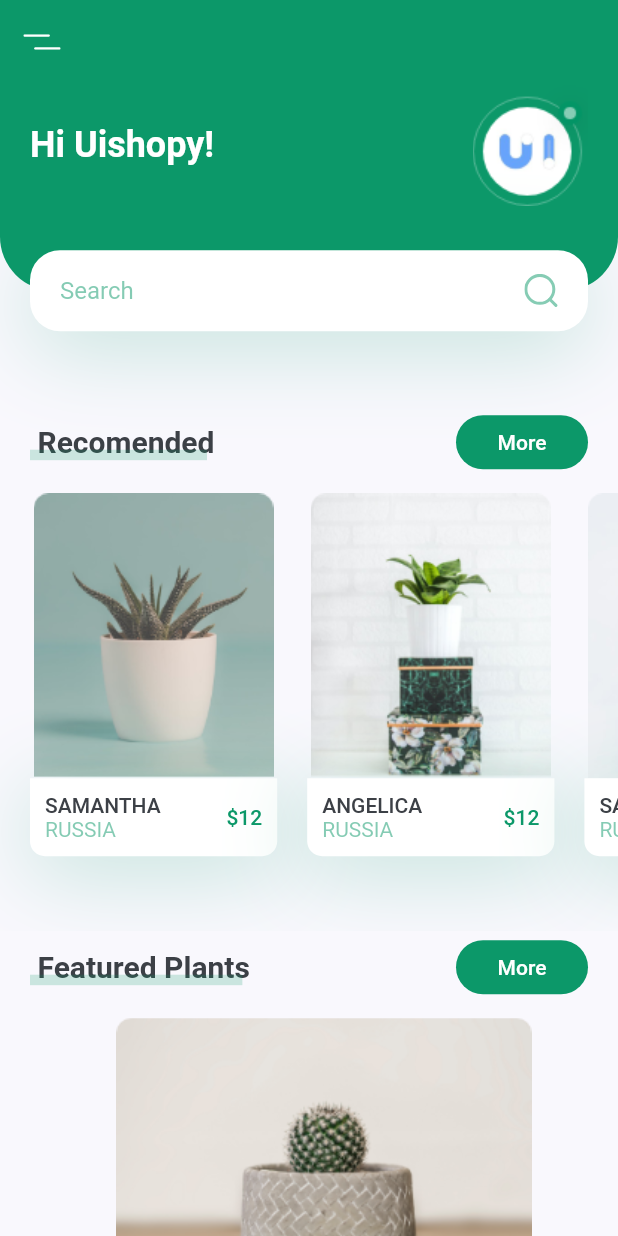
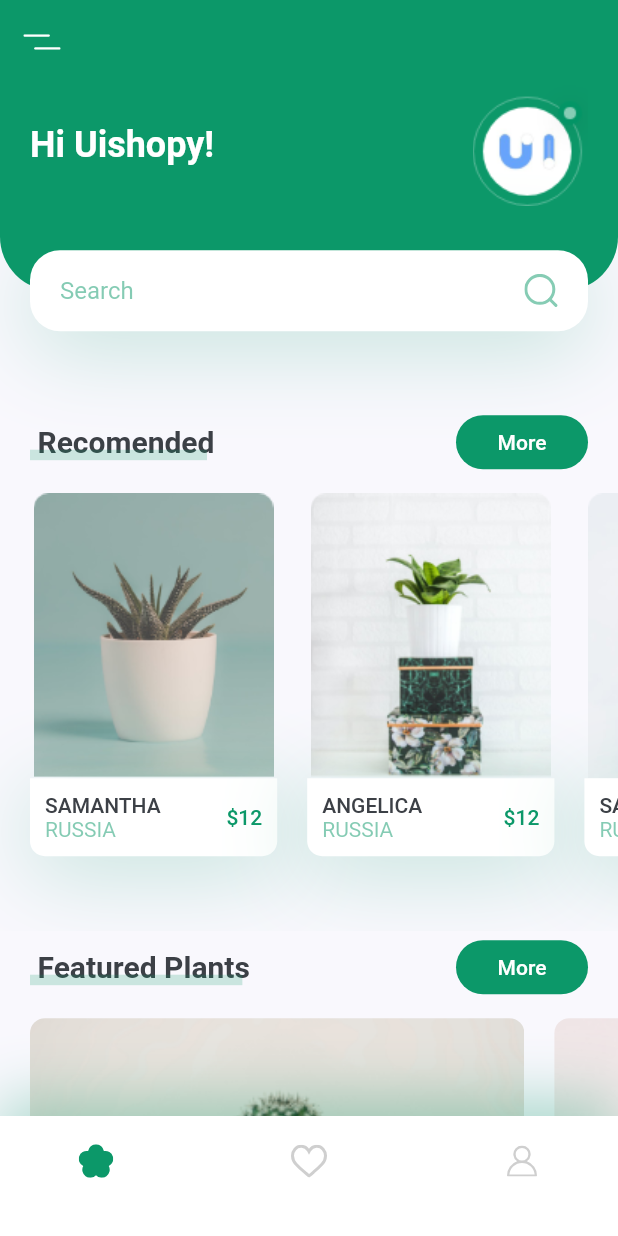
Before and after one commit to muhammedrishadpe/Plant_App_UI, a Flutter app: the screen it shows after launch, on a phone screen of 412 x 824 dp. Run offline on Flutter 3.47's test engine with Material 2 defaults, Android fonts, the phone set to English and light mode, and no system bars; our stand-ins replace flutter_svg; missing offline and left inert: dart:ffi.

Commit message:
added navbar

```diff
--- /dev/null
+++ b/lib/components/my_bottom_nav_bar.dart
@@ -0,0 +1,47 @@
+import 'package:flutter/material.dart';
+import 'package:flutter_svg/svg.dart';
+import 'package:plantapp/constants.dart';
+
+class MyBottomNavBar extends StatelessWidget {
+  const MyBottomNavBar({
+    Key? key,
+  }) : super(key: key);
+
+  @override
+  Widget build(BuildContext context) {
+    return Container(
+      padding: EdgeInsets.only(
+          left: kDefaultPadding * 2,
+          right: kDefaultPadding * 2,
+          bottom: kDefaultPadding),
+      height: 80,
+      decoration: BoxDecoration(
+        color: Colors.white,
+        boxShadow: [
+          BoxShadow(
+            offset: Offset(0, -10),
+            blurRadius: 35,
+            color: kPrimaryColor.withOpacity(0.35),
+          ),
+        ],
+      ),
+      child: Row(
+        mainAxisAlignment: MainAxisAlignment.spaceBetween,
+        children: <Widget>[
+          IconButton(
+            icon: SvgPicture.asset("assets/icons/flower.svg"),
+            onPressed: () {},
+          ),
+          IconButton(
+            icon: SvgPicture.asset("assets/icons/heart-icon.svg"),
+            onPressed: () {},
+          ),
+          IconButton(
+            icon: SvgPicture.asset("assets/icons/user-icon.svg"),
+            onPressed: () {},
+          ),
+        ],
+      ),
+    );
+  }
+}
--- a/lib/screens/home/components/body.dart
+++ b/lib/screens/home/components/body.dart
@@ -9,6 +9,7 @@ import 'package:plantapp/constants.dart';
 import 'package:plantapp/screens/home/components/title_with_more_btn.dart';
 import '../components/header_with_searchbox.dart';
 import '../components/recomend_plant.dart';
+import '../components/featured_plants.dart';
 
 class Body extends StatelessWidget {
   @override
@@ -29,35 +30,12 @@ class Body extends StatelessWidget {
             title: 'Featured Plants',
             press: () {},
           ),
-          FeaturedPlantCard(size: size)
+          FeaturedPlant(),
+          SizedBox(
+            height: kDefaultPadding,
+          )
         ],
       ),
     );
   }
 }
-
-class FeaturedPlantCard extends StatelessWidget {
-  const FeaturedPlantCard({
-    Key? key,
-    required this.size,
-  }) : super(key: key);
-
-  final Size size;
-
-  @override
-  Widget build(BuildContext context) {
-    return Container(
-      margin: EdgeInsets.only(
-        left: kDefaultPadding,
-        top: kDefaultPadding / 2,
-        bottom: kDefaultPadding / 2,
-      ),
-      width: size.width * 0.8,
-      height: 185,
-      decoration: BoxDecoration(
-          borderRadius: BorderRadius.circular(10),
-          image: DecorationImage(
-              image: AssetImage("assets/images/bottom_img_1.png"))),
-    );
-  }
-}
--- /dev/null
+++ b/lib/screens/home/components/featured_plants.dart
@@ -0,0 +1,60 @@
+import 'package:flutter/material.dart';
+import 'package:plantapp/constants.dart';
+
+class FeaturedPlant extends StatelessWidget {
+  const FeaturedPlant({
+    Key? key,
+  }) : super(key: key);
+
+  @override
+  Widget build(BuildContext context) {
+    return SingleChildScrollView(
+      scrollDirection: Axis.horizontal,
+      child: Row(
+        children: [
+          FeaturedPlantCard(
+            image: "assets/images/bottom_img_1.png",
+            press: () {},
+          ),
+          FeaturedPlantCard(
+            image: "assets/images/bottom_img_2.png",
+            press: () {},
+          ),
+        ],
+      ),
+    );
+  }
+}
+
+class FeaturedPlantCard extends StatelessWidget {
+  const FeaturedPlantCard({
+    Key? key,
+    this.image,
+    this.press,
+  }) : super(key: key);
+  final String? image;
+  final Function()? press;
+  @override
+  Widget build(BuildContext context) {
+    Size size = MediaQuery.of(context).size;
+    return GestureDetector(
+      onTap: press,
+      child: Container(
+        margin: EdgeInsets.only(
+          left: kDefaultPadding,
+          top: kDefaultPadding / 2,
+          bottom: kDefaultPadding / 2,
+        ),
+        width: size.width * 0.8,
+        height: 185,
+        decoration: BoxDecoration(
+          borderRadius: BorderRadius.circular(10),
+          image: DecorationImage(
+            fit: BoxFit.cover,
+            image: AssetImage(image!),
+          ),
+        ),
+      ),
+    );
+  }
+}
--- a/lib/screens/home/components/home_screen.dart
+++ b/lib/screens/home/components/home_screen.dart
@@ -2,6 +2,8 @@ import 'package:flutter/material.dart';
 import 'package:flutter_svg/flutter_svg.dart';
 import 'package:plantapp/constants.dart';
 import 'package:plantapp/screens/home/components/body.dart';
+
+import '../../../components/my_bottom_nav_bar.dart';
 
 class HomeScreeen extends StatelessWidget {
   const HomeScreeen({Key? key}) : super(key: key);
@@ -11,6 +13,7 @@ class HomeScreeen extends StatelessWidget {
     return Scaffold(
       appBar: buildAppBar(),
       body: Body(),
+      bottomNavigationBar: MyBottomNavBar(),
     );
   }
 
```
Also changed, not shown: lib/screens/detiles/components/body.dart (added, +43 -0 lines), lib/screens/detiles/components/detiles_screen.dart (added, +13 -0 lines), lib/screens/home/components/recomend_plant.dart (+26 -4 lines).
